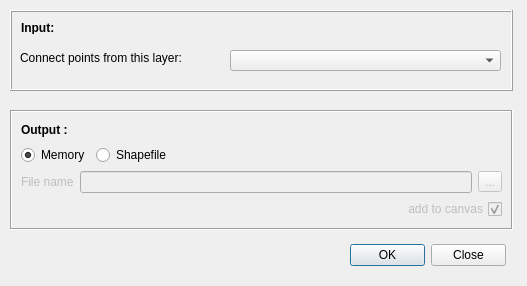
This is beeline_dialog_base.ui in pgipper/Beeline as Qt 5 draws it before an edit. The edited form follows.
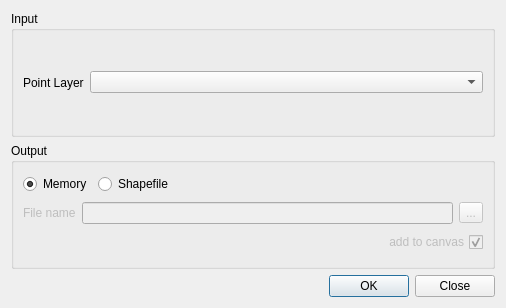
This is the edited form.

Diff of the .ui file:
```diff
--- a/beeline_dialog_base.ui
+++ b/beeline_dialog_base.ui
@@ -6,44 +6,52 @@
    <rect>
     <x>0</x>
     <y>0</y>
-    <width>527</width>
-    <height>286</height>
+    <width>506</width>
+    <height>308</height>
    </rect>
   </property>
   <property name="windowTitle">
    <string>Beeline</string>
   </property>
-  <widget class="QFrame" name="frame_2">
-   <property name="geometry">
-    <rect>
-     <x>10</x>
-     <y>110</y>
-     <width>503</width>
-     <height>120</height>
-    </rect>
-   </property>
-   <property name="frameShape">
-    <enum>QFrame::Box</enum>
-   </property>
-   <property name="frameShadow">
-    <enum>QFrame::Sunken</enum>
-   </property>
-   <layout class="QVBoxLayout" name="verticalLayout_6">
-    <item>
+  <layout class="QVBoxLayout" name="verticalLayout">
+   <item>
+    <widget class="QGroupBox" name="groupBox_1">
+     <property name="title">
+      <string>Input</string>
+     </property>
+     <layout class="QHBoxLayout" name="horizontalLayout">
+      <item>
+       <widget class="QLabel" name="label">
+        <property name="sizePolicy">
+         <sizepolicy hsizetype="Preferred" vsizetype="Preferred">
+          <horstretch>0</horstretch>
+          <verstretch>0</verstretch>
+         </sizepolicy>
+        </property>
+        <property name="text">
+         <string>Point Layer</string>
+        </property>
+       </widget>
+      </item>
+      <item>
+       <widget class="QComboBox" name="cmbInputLayer">
+        <property name="sizePolicy">
+         <sizepolicy hsizetype="Preferred" vsizetype="Fixed">
+          <horstretch>1</horstretch>
+          <verstretch>0</verstretch>
+         </sizepolicy>
+        </property>
+       </widget>
+      </item>
+     </layout>
+    </widget>
+   </item>
+   <item>
+    <widget class="QGroupBox" name="groupBox_2">
+     <property name="title">
+      <string>Output</string>
+     </property>
      <layout class="QVBoxLayout" name="verticalLayout_2">
-      <item>
-       <widget class="QLabel" name="label_15">
-        <property name="font">
-         <font>
-          <weight>75</weight>
-          <bold>true</bold>
-         </font>
-        </property>
-        <property name="text">
-         <string>Output :</string>
-        </property>
-       </widget>
-      </item>
       <item>
        <layout class="QHBoxLayout" name="horizontalLayout_9">
         <item>
@@ -148,86 +156,19 @@
        </widget>
       </item>
      </layout>
-    </item>
-   </layout>
-  </widget>
-  <widget class="QDialogButtonBox" name="buttonBox">
-   <property name="geometry">
-    <rect>
-     <x>350</x>
-     <y>240</y>
-     <width>156</width>
-     <height>31</height>
-    </rect>
-   </property>
-   <property name="orientation">
-    <enum>Qt::Horizontal</enum>
-   </property>
-   <property name="standardButtons">
-    <set>QDialogButtonBox::Close|QDialogButtonBox::Ok</set>
-   </property>
-  </widget>
-  <widget class="QFrame" name="frame_1">
-   <property name="geometry">
-    <rect>
-     <x>10</x>
-     <y>10</y>
-     <width>503</width>
-     <height>81</height>
-    </rect>
-   </property>
-   <property name="frameShape">
-    <enum>QFrame::Box</enum>
-   </property>
-   <property name="frameShadow">
-    <enum>QFrame::Raised</enum>
-   </property>
-   <widget class="QLabel" name="label">
-    <property name="geometry">
-     <rect>
-      <x>10</x>
-      <y>40</y>
-      <width>161</width>
-      <height>16</height>
-     </rect>
-    </property>
-    <property name="text">
-     <string>Connect points from this layer:</string>
-    </property>
-   </widget>
-   <widget class="QLabel" name="label_17">
-    <property name="enabled">
-     <bool>true</bool>
-    </property>
-    <property name="geometry">
-     <rect>
-      <x>11</x>
-      <y>11</y>
-      <width>481</width>
-      <height>13</height>
-     </rect>
-    </property>
-    <property name="font">
-     <font>
-      <weight>75</weight>
-      <bold>true</bold>
-     </font>
-    </property>
-    <property name="text">
-     <string>Input:</string>
-    </property>
-   </widget>
-   <widget class="QComboBox" name="cmbInputLayer">
-    <property name="geometry">
-     <rect>
-      <x>220</x>
-      <y>40</y>
-      <width>271</width>
-      <height>21</height>
-     </rect>
-    </property>
-   </widget>
-  </widget>
+    </widget>
+   </item>
+   <item>
+    <widget class="QDialogButtonBox" name="buttonBox">
+     <property name="orientation">
+      <enum>Qt::Horizontal</enum>
+     </property>
+     <property name="standardButtons">
+      <set>QDialogButtonBox::Close|QDialogButtonBox::Ok</set>
+     </property>
+    </widget>
+   </item>
+  </layout>
  </widget>
  <resources/>
  <connections/>
```
